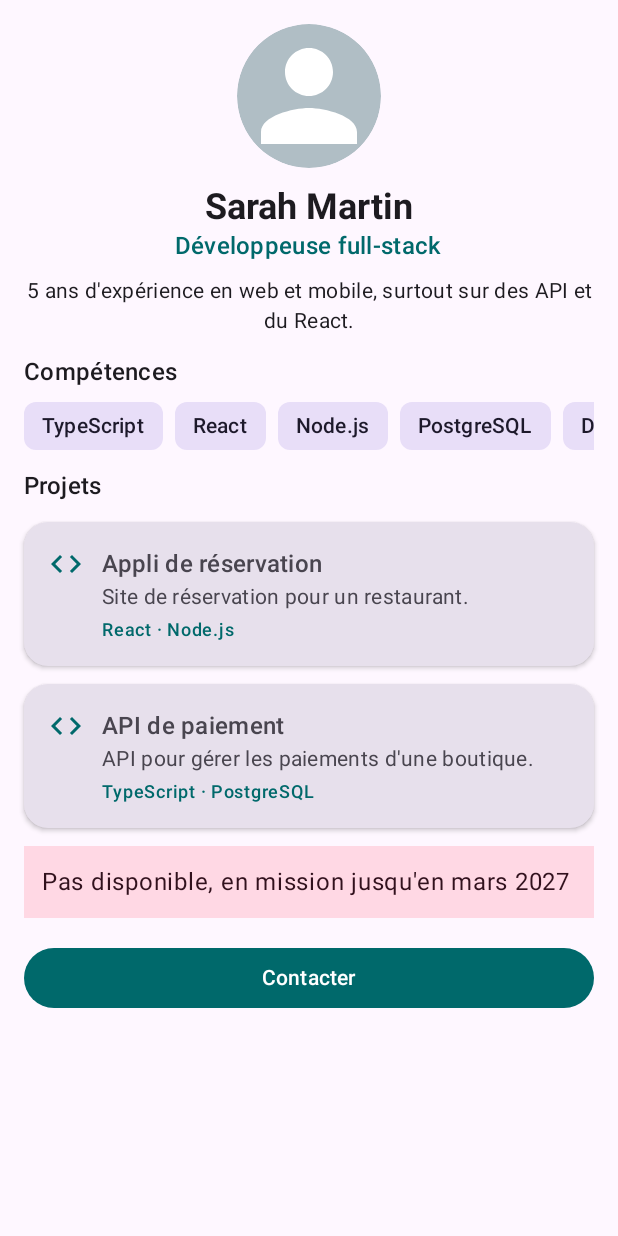
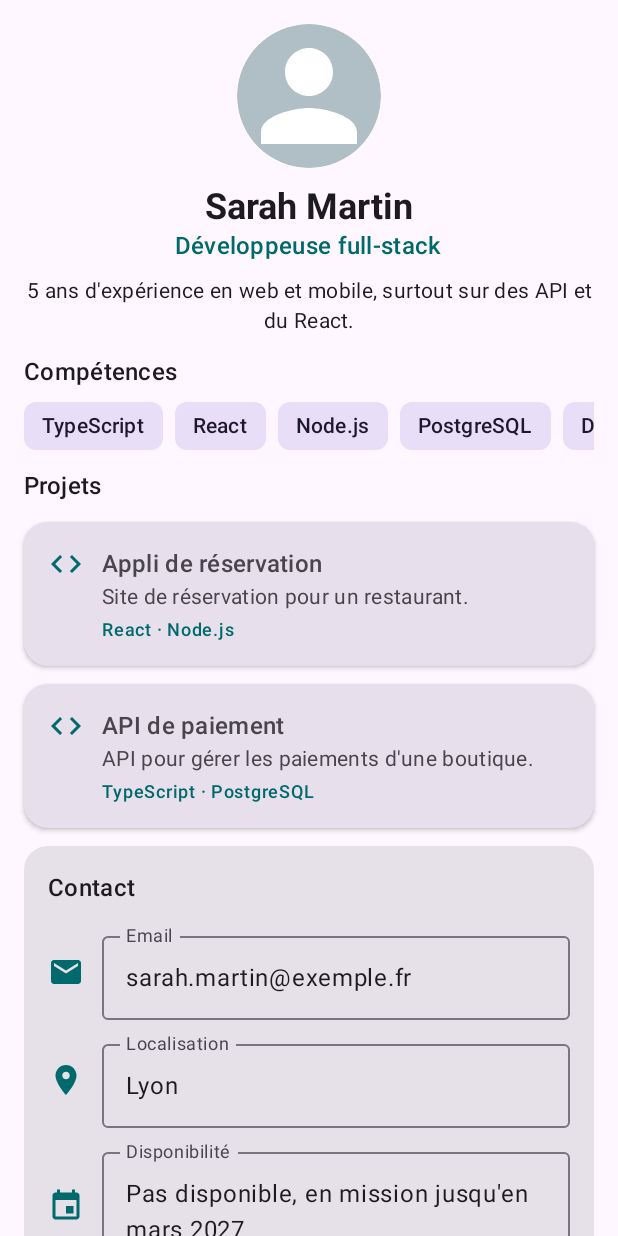
Before and after one commit to AdaoudDev/ProfilDeveloppeurAmeliorationCC, an Android app built with Jetpack Compose: the @Preview function ProfileFullStackPreview, on a phone screen of 412 x 824 dp. Run offline under Robolectric (Android 15) with nearby library versions, the phone set to English and light mode, and no system bars.

Commit message:
ajout de carte contact

```diff
--- a/app/src/main/java/com/example/tpahmaddaoudjetpackcompose/MainActivity.kt
+++ b/app/src/main/java/com/example/tpahmaddaoudjetpackcompose/MainActivity.kt
@@ -5,7 +5,6 @@ import androidx.activity.ComponentActivity
 import androidx.activity.compose.setContent
 import androidx.activity.enableEdgeToEdge
 import androidx.compose.foundation.Image
-import androidx.compose.foundation.clickable
 import androidx.compose.foundation.layout.Box
 import androidx.compose.foundation.layout.Arrangement
 import androidx.compose.foundation.layout.Column
@@ -24,11 +23,15 @@ import androidx.compose.foundation.lazy.items
 import androidx.compose.foundation.shape.CircleShape
 import androidx.compose.material.icons.Icons
 import androidx.compose.material.icons.filled.Code
+import androidx.compose.material.icons.filled.Email
+import androidx.compose.material.icons.filled.Event
+import androidx.compose.material.icons.filled.LocationOn
 import androidx.compose.material3.Button
 import androidx.compose.material3.Card
 import androidx.compose.material3.CardDefaults
 import androidx.compose.material3.Icon
 import androidx.compose.material3.MaterialTheme
+import androidx.compose.material3.OutlinedTextField
 import androidx.compose.material3.Scaffold
 import androidx.compose.material3.Surface
 import androidx.compose.material3.Text
@@ -36,11 +39,8 @@ import androidx.compose.runtime.Composable
 import androidx.compose.ui.Alignment
 import androidx.compose.ui.Modifier
 import androidx.compose.ui.draw.clip
+import androidx.compose.ui.graphics.vector.ImageVector
 import androidx.compose.ui.res.painterResource
-import androidx.compose.ui.semantics.Role
-import androidx.compose.ui.semantics.contentDescription
-import androidx.compose.ui.semantics.role
-import androidx.compose.ui.semantics.semantics
 import androidx.compose.ui.text.style.TextAlign
 import androidx.compose.ui.tooling.preview.Preview
 import androidx.compose.ui.unit.dp
@@ -60,9 +60,8 @@ class MainActivity : ComponentActivity() {
                     projects = sampleProjects(),
                     isAvailable = true,
                     availability = "Disponible pour une alternance",
-                    onAvailabilityClick = {
-                        // affichera éventuellement la dispo
-                    },
+                    email = "ahmad.daoud@exemple.fr",
+                    location = "Paris",
                     onContactClick = {
                         // affichera éventuellement le contact
                     }
@@ -121,7 +120,8 @@ fun ProfileScreen(
     projects: List<Project>,
     isAvailable: Boolean,
     availability: String,
-    onAvailabilityClick: () -> Unit,
+    email: String,
+    location: String,
     onContactClick: () -> Unit,
     modifier: Modifier = Modifier
 ) {
@@ -163,9 +163,10 @@ fun ProfileScreen(
                 ProjectCard(project = project)
             }
             item {
-                AvailabilityInfo(
-                    text = availability,
-                    onClick = onAvailabilityClick
+                ContactCard(
+                    email = email,
+                    location = location,
+                    availability = availability
                 )
                 ContactButton(
                     text = "Contacter",
@@ -217,22 +218,51 @@ fun ProjectCard(project: Project, modifier: Modifier = Modifier) {
     }
 }
 
-// Zone cliquable pour la disponibilité
+// Carte contact avec les infos en lecture seule
 @Composable
-fun AvailabilityInfo(text: String, onClick: () -> Unit, modifier: Modifier = Modifier) {
-    Surface(
-        modifier = modifier
-            .fillMaxWidth()
-            .clickable(onClick = onClick)
-            .semantics {
-                role = Role.Button
-                contentDescription = "$text, appuyer pour plus de détails"
-            },
-        color = MaterialTheme.colorScheme.tertiaryContainer
+fun ContactCard(
+    email: String,
+    location: String,
+    availability: String,
+    modifier: Modifier = Modifier
+) {
+    Card(
+        modifier = modifier.fillMaxWidth(),
+        shape = MaterialTheme.shapes.medium
     ) {
-        Text(
-            text = text,
-            modifier = Modifier.padding(12.dp)
+        Column(modifier = Modifier.padding(16.dp)) {
+            Text(
+                text = "Contact",
+                style = MaterialTheme.typography.titleMedium
+            )
+            Spacer(modifier = Modifier.height(8.dp))
+            ContactInfo(icon = Icons.Default.Email, label = "Email", value = email)
+            ContactInfo(icon = Icons.Default.LocationOn, label = "Localisation", value = location)
+            ContactInfo(icon = Icons.Default.Event, label = "Disponibilité", value = availability)
+        }
+    }
+}
+
+// Une ligne de contact : icone + champ en lecture seule
+@Composable
+fun ContactInfo(icon: ImageVector, label: String, value: String, modifier: Modifier = Modifier) {
+    Row(
+        modifier = modifier.padding(vertical = 4.dp),
+        verticalAlignment = Alignment.CenterVertically
+    ) {
+        Icon(
+            imageVector = icon,
+            contentDescription = label,
+            tint = MaterialTheme.colorScheme.primary
+        )
+        Spacer(modifier = Modifier.width(12.dp))
+        // readOnly : on affiche juste l'info, on ne peut pas la modifier
+        OutlinedTextField(
+            value = value,
+            onValueChange = {},
+            readOnly = true,
+            label = { Text(text = label) },
+            modifier = Modifier.weight(1f)
         )
     }
 }
@@ -338,7 +368,8 @@ fun ProfileJuniorPreview() {
             projects = sampleProjects(),
             isAvailable = true,
             availability = "Disponible pour une alternance",
-            onAvailabilityClick = {},
+            email = "ahmad.daoud@exemple.fr",
+            location = "Paris",
             onContactClick = {}
         )
     }
@@ -360,7 +391,8 @@ fun ProfileFullStackPreview() {
             ),
             isAvailable = false,
             availability = "Pas disponible, en mission jusqu'en mars 2027",
-            onAvailabilityClick = {},
+            email = "sarah.martin@exemple.fr",
+            location = "Lyon",
             onContactClick = {}
         )
     }
```
